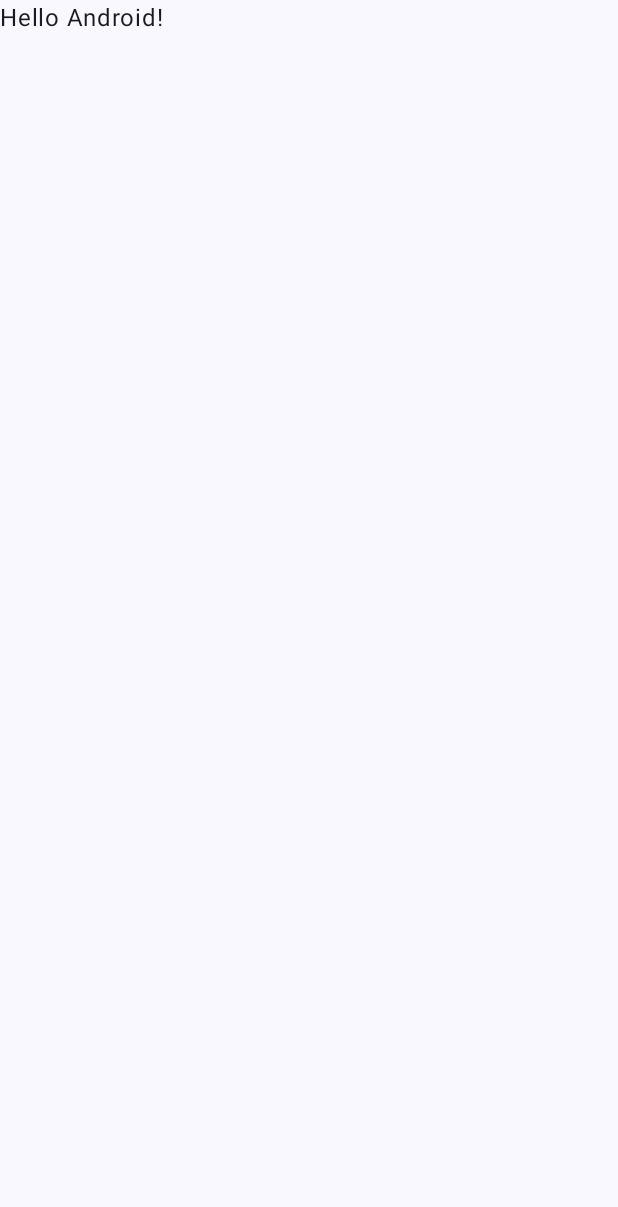
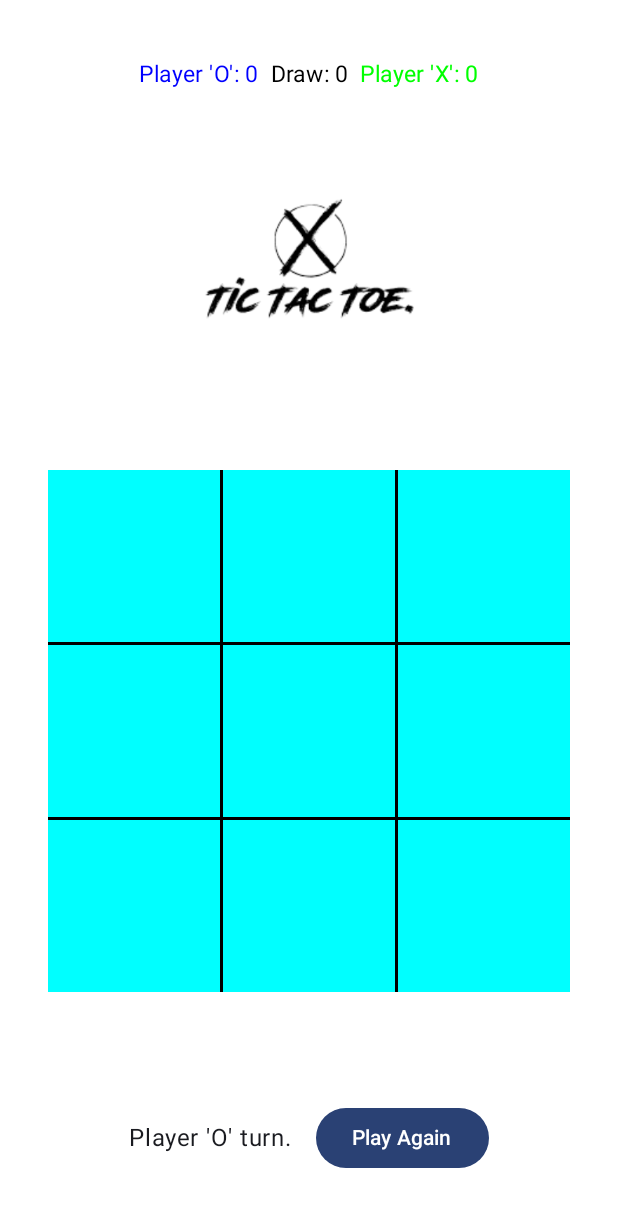
Before and after one commit to ecenurkarahan/TicTacToeGame, an Android app built with Jetpack Compose: the screen it shows after launch (MainActivity), on a phone screen of 412 x 824 dp. Before the commit the part shown is almost empty. Shown: the top 1207 px of the screen. Run offline under Robolectric (Android 15) with nearby library versions, the phone set to English and light mode, and no system bars.

Commit message:
Design is complete

```diff
--- a/app/src/main/java/com/ekh/tictactoe/MainActivity.kt
+++ b/app/src/main/java/com/ekh/tictactoe/MainActivity.kt
@@ -3,18 +3,34 @@ package com.ekh.tictactoe
 import android.os.Bundle
 import androidx.activity.ComponentActivity
 import androidx.activity.compose.setContent
+import androidx.compose.foundation.Image
+import androidx.compose.foundation.background
 import androidx.compose.foundation.layout.Arrangement
+import androidx.compose.foundation.layout.Box
 import androidx.compose.foundation.layout.Column
 import androidx.compose.foundation.layout.Row
+import androidx.compose.foundation.layout.aspectRatio
+import androidx.compose.foundation.layout.fillMaxHeight
 import androidx.compose.foundation.layout.fillMaxSize
+import androidx.compose.foundation.layout.fillMaxWidth
+import androidx.compose.foundation.layout.height
 import androidx.compose.foundation.layout.padding
+import androidx.compose.foundation.layout.size
+import androidx.compose.foundation.layout.width
+import androidx.compose.material3.Button
 import androidx.compose.material3.MaterialTheme
 import androidx.compose.material3.Surface
 import androidx.compose.material3.Text
 import androidx.compose.runtime.Composable
+import androidx.compose.runtime.MutableState
+import androidx.compose.runtime.mutableStateListOf
+import androidx.compose.runtime.mutableStateOf
+import androidx.compose.runtime.remember
+import androidx.compose.runtime.snapshots.SnapshotStateList
 import androidx.compose.ui.Alignment
 import androidx.compose.ui.Modifier
 import androidx.compose.ui.graphics.Color
+import androidx.compose.ui.res.painterResource
 import androidx.compose.ui.tooling.preview.Preview
 import androidx.compose.ui.unit.dp
 import androidx.compose.ui.unit.sp
@@ -36,19 +52,121 @@ class MainActivity : ComponentActivity() {
                     modifier = Modifier.fillMaxSize(),
                     color = MaterialTheme.colorScheme.background
                 ) {
-                    Greeting("Android")
+                    actualGame()
                 }
             }
         }
     }
 }
+
+
+//this will hold all the components
 @Composable
-//@Preview
+fun actualGame() {
+    //true: O turn, false: X turn
+    val playerOturn= remember {
+        mutableStateOf(true)
+    }
+    // true: O turn, false: X turn, null: no move
+    val theMoves = remember {
+        mutableStateListOf<Boolean?>(true,null,false,true,null,null,true,false,true)
+    }
+    var score1 =0
+    var score2=0
+    var roundCount=0
+    Column (horizontalAlignment = Alignment.CenterHorizontally,
+        verticalArrangement = Arrangement.SpaceEvenly,
+        modifier = Modifier.background(Color.White))
+    {
+        val imageModifier = Modifier
+            .size(150.dp)
+            .background(Color.White)
+        keepingPlayerScores(score1, score2, roundCount)
+        Image(painter = painterResource(id = R.drawable.tictactoe),
+            contentDescription = "tictactoe",
+            modifier=imageModifier)
+        xOxBoard(theMoves )
+        //whose turnde sıkıntı var çok yakınlar
+        //componentler dağıtılabilir
+        whoseTurn(playerOturn)
+    }
+}
+@Composable
+fun xOxBoard(theMoves: SnapshotStateList<Boolean?>) {
+    Box(
+        modifier = Modifier
+            .aspectRatio(1f)
+            .padding(32.dp)
+            .background(Color.Cyan)
+    ) {
+        Column(
+            verticalArrangement = Arrangement.SpaceEvenly,
+            modifier = Modifier.fillMaxSize(1f)
+        ) {
+            Row(
+                modifier = Modifier
+                    .height(2.dp)
+                    .fillMaxWidth(1f)
+                    .background(Color.Black)
+            ) {
+
+            }
+            Row(
+                modifier = Modifier
+                    .height(2.dp)
+                    .fillMaxWidth(1f)
+                    .background(Color.Black)
+            ) {
+
+            }
+        }
+        Row(
+            horizontalArrangement = Arrangement.SpaceEvenly,
+            modifier = Modifier.fillMaxSize(1f)
+        ) {
+            Column(
+                modifier = Modifier.width(2.dp)
+                    .fillMaxHeight(1f)
+                    .background(Color.Black)
+            ) {
+
+            }
+            Column(
+                modifier = Modifier.width(2.dp)
+                    .fillMaxHeight(1f)
+                    .background(Color.Black)
+            ) {
+
+            }
+        }
+
+    }
+}
+
+@Composable
+fun whoseTurn(playerOturn: MutableState<Boolean>) {
+    Row(
+        modifier = Modifier,
+        horizontalArrangement = Arrangement.SpaceBetween,
+        verticalAlignment = Alignment.CenterVertically
+    ) {
+        if (playerOturn.value) {
+            Text(text = "Player 'O' turn.",modifier = Modifier.padding(8.dp))
+        } else {
+            Text(text = "Player 'X' turn.",modifier = Modifier.padding(8.dp))
+        }
+        Button(onClick = { /*TODO*/ },modifier = Modifier.padding(8.dp)) {
+            Text(text = "Play Again")
+        }
+    }
+}
+
+@Composable
 fun keepingPlayerScores(score1: Int, score2: Int, roundCount : Int){
-    var playerO : String = "Player 'O': $score1"
-    var playerX : String = "Player 'X': $score2"
+    val playerO : String = "Player 'O': $score1"
+    val playerX : String = "Player 'X': $score2"
     Row (modifier = Modifier,
-        horizontalArrangement = Arrangement.Start,
+        horizontalArrangement = Arrangement.SpaceEvenly,
         verticalAlignment = Alignment.Top){
 
         Text(text = playerO,
@@ -66,19 +184,6 @@ fun keepingPlayerScores(score1: Int, score2: Int, roundCount : Int){
 
     }
 }
-
-@Composable
-fun Greeting(name: String, modifier: Modifier = Modifier) {
-    Text(
-        text = "Hello $name!",
-        modifier = modifier
-    )
+fun isGameFinished(): Boolean{
+    TODO()
 }
-
-@Preview(showBackground = true)
-@Composable
-fun GreetingPreview() {
-    TicTacToeTheme {
-        Greeting("Android")
-    }
-}
--- /dev/null
+++ b/app/src/main/res/drawable/ic_o.xml
@@ -0,0 +1,5 @@
+<vector android:height="24dp" android:tint="#000000"
+    android:viewportHeight="24" android:viewportWidth="24"
+    android:width="24dp" xmlns:android="http://schemas.android.com/apk/res/android">
+    <path android:fillColor="@android:color/white" android:pathData="M21.95,10.99c-1.79,-0.03 -3.7,-1.95 -2.68,-4.22c-2.98,1 -5.77,-1.59 -5.19,-4.56C6.95,0.71 2,6.58 2,12c0,5.52 4.48,10 10,10C17.89,22 22.54,16.92 21.95,10.99zM8.5,15C7.67,15 7,14.33 7,13.5S7.67,12 8.5,12s1.5,0.67 1.5,1.5S9.33,15 8.5,15zM10.5,10C9.67,10 9,9.33 9,8.5S9.67,7 10.5,7S12,7.67 12,8.5S11.33,10 10.5,10zM15,16c-0.55,0 -1,-0.45 -1,-1c0,-0.55 0.45,-1 1,-1s1,0.45 1,1C16,15.55 15.55,16 15,16z"/>
+</vector>
--- /dev/null
+++ b/app/src/main/res/drawable/ic_x.xml
@@ -0,0 +1,5 @@
+<vector android:height="24dp" android:tint="#000000"
+    android:viewportHeight="24" android:viewportWidth="24"
+    android:width="24dp" xmlns:android="http://schemas.android.com/apk/res/android">
+    <path android:fillColor="@android:color/white" android:pathData="M19,6.41L17.59,5 12,10.59 6.41,5 5,6.41 10.59,12 5,17.59 6.41,19 12,13.41 17.59,19 19,17.59 13.41,12z"/>
+</vector>
```
Also changed, not shown: app/src/main/res/drawable-mdpi/tictactoe.png (added).
